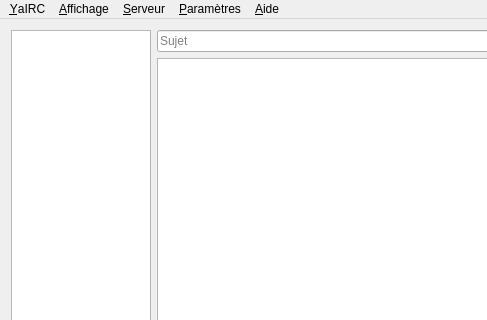
Neraeh/YaIRC-dev, file mainwindow.ui: the form before one commit; both pictures show x 0 to 487 and y 0 to 320 of the 1091 by 625 pixel window.
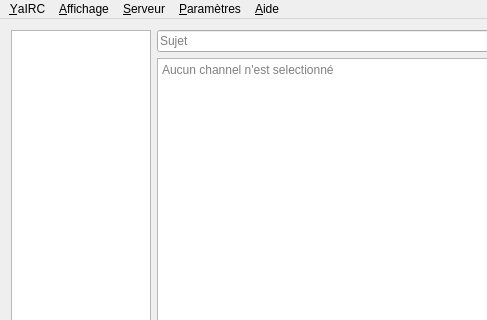
The form after the commit. Icons and pictures are not drawn.

Commit message:
Ajout du fonctionnement de certains membre de la GUI
Amélioration du signal networkOutput de irc.cpp

```diff
--- a/mainwindow.ui
+++ b/mainwindow.ui
@@ -44,6 +44,9 @@
         <property name="textInteractionFlags">
          <set>Qt::LinksAccessibleByMouse|Qt::TextSelectableByMouse</set>
         </property>
+        <property name="placeholderText">
+         <string>Aucun channel n'est selectionné</string>
+        </property>
        </widget>
       </item>
       <item row="0" column="0">
```
Left out of the diff: 39 changed lines with no effect on the pictures. The commit also changes 3 other files.
